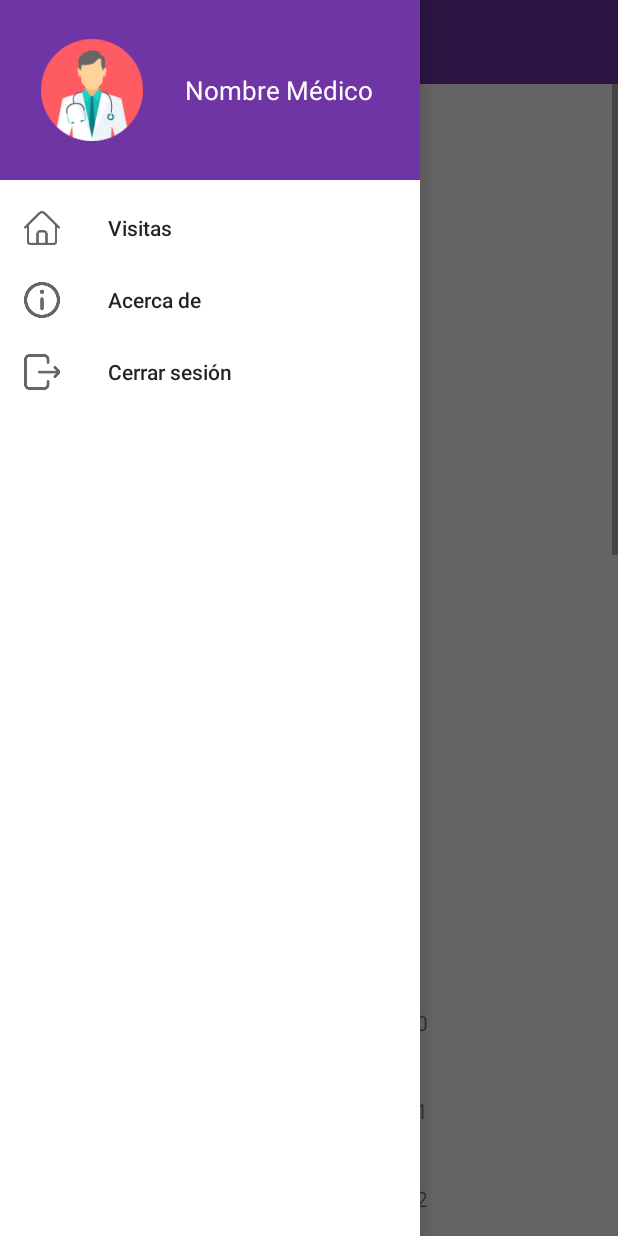
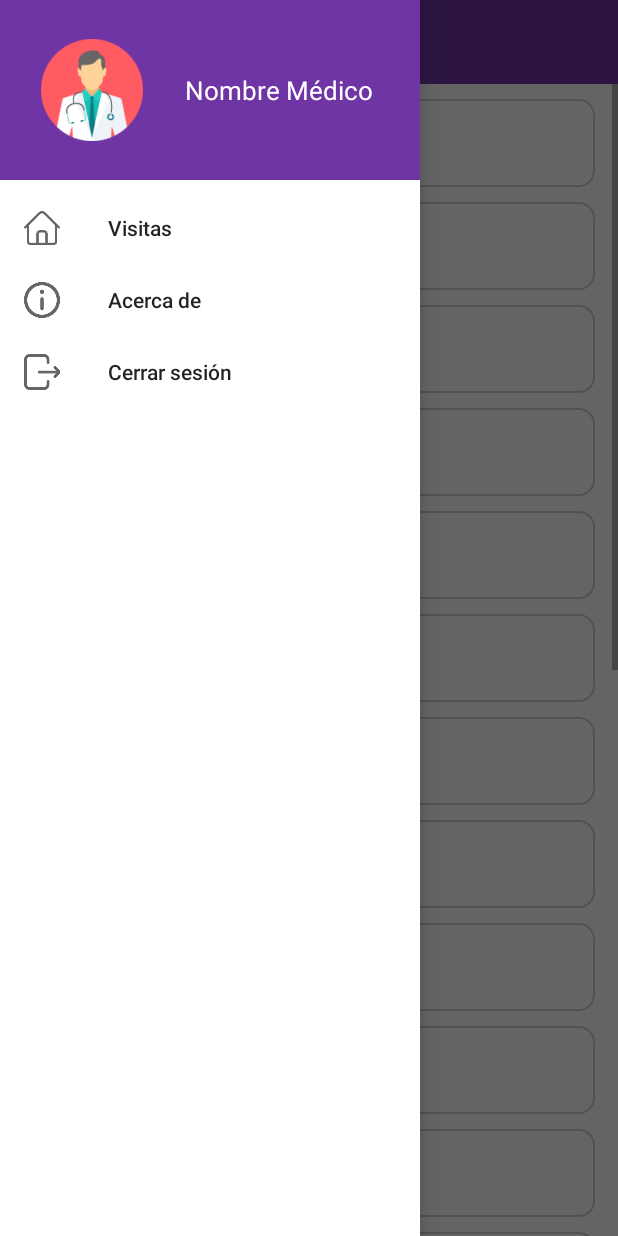
Before and after one commit to UTN-FRBA-Mobile/YenDoc, an Android app: the fragment DashboardFragment placed in its activity, with the side drawer open, on a phone screen of 412 x 824 dp. Run offline under Robolectric (Android 15) with nearby library versions, the phone set to English and light mode, and no system bars.

Commit message:
Estados de Visita

```diff
--- a/app/src/main/java/ar/yendoc/core/VisitaAPI.kt
+++ b/app/src/main/java/ar/yendoc/core/VisitaAPI.kt
@@ -3,21 +3,25 @@ package ar.yendoc.core
 class VisitaAPI {
     fun getVisitas(): MutableList<Visita> {
         val dataset = mutableListOf<Visita>()
-        for (i in 0..30) {
-            if (i % 5 == 0) {
-                dataset.add(Visita(i, "Paciente $i", "Dirección paciente: $i", 0))
-                continue
-            }
-
-            if (i % 2 == 0)
-            //even
-                dataset.add(Visita(i, "Paciente $i", "Dirección paciente: $i", 1))
-            else
-            //odd
-                dataset.add(Visita(i, "Paciente $i", "Dirección paciente: $i", 2))
+        var j = 0
+        for (i in 0..3) {
+            dataset.add(Visita(j, "Paciente $j", "Dirección paciente: $j", 1))
+            j += 1
         }
-        val idTemporal = dataset.size + 1
-        dataset.add(Visita(idTemporal, "Paciente $idTemporal", "Dirección paciente: $idTemporal", 3))
+        for (i in 0..2) {
+            dataset.add(Visita(j, "Paciente $j", "Dirección paciente: $j", 2))
+            j += 1
+        }
+        for (i in 0..2) {
+            dataset.add(Visita(j, "Paciente $j", "Dirección paciente: $j", 1))
+            j += 1
+        }
+        dataset.add(Visita(j, "Paciente $j", "Dirección paciente: $j", 3))
+        j += 1
+        for (i in 0..10) {
+            dataset.add(Visita(j, "Paciente $j", "Dirección paciente: $j", 0))
+            j += 1
+        }
         return dataset
     }
 }
--- a/app/src/main/java/ar/yendoc/ui/DashboardFragment.kt
+++ b/app/src/main/java/ar/yendoc/ui/DashboardFragment.kt
@@ -5,6 +5,7 @@ import android.view.LayoutInflater
 import android.view.View
 import android.view.ViewGroup
 import androidx.fragment.app.Fragment
+import androidx.recyclerview.widget.DividerItemDecoration
 import androidx.recyclerview.widget.LinearLayoutManager
 import androidx.recyclerview.widget.RecyclerView
 import ar.yendoc.MainActivity
@@ -28,7 +29,6 @@ class DashboardFragment : Fragment() {
 
     override fun onViewCreated(view: View, savedInstanceState: Bundle?) {
         super.onViewCreated(view, savedInstanceState)
-
         (requireActivity() as MainActivity).supportActionBar!!.show()
 
         val myVisitas = VisitaAPI().getVisitas()
--- /dev/null
+++ b/app/src/main/res/drawable/itemborder.xml
@@ -0,0 +1,6 @@
+<?xml version="1.0" encoding="UTF-8"?>
+<shape xmlns:android="http://schemas.android.com/apk/res/android" android:shape="rectangle">
+    <corners android:radius="10dp"/>
+    <padding android:left="10dp" android:right="10dp" android:top="10dp" android:bottom="10dp"/>
+    <stroke android:width="1dp" android:color="#CCCCCC"/>
+</shape>
```
Also changed, not shown: app/src/main/res/layout/view_list_visitas.xml (+9 -5 lines), app/src/main/res/drawable-v24/cumplida.png, app/src/main/res/drawable-v24/en_curso.png, app/src/main/res/drawable-v24/no_cumplida.png, app/src/main/res/drawable-v24/pendiente.png.
